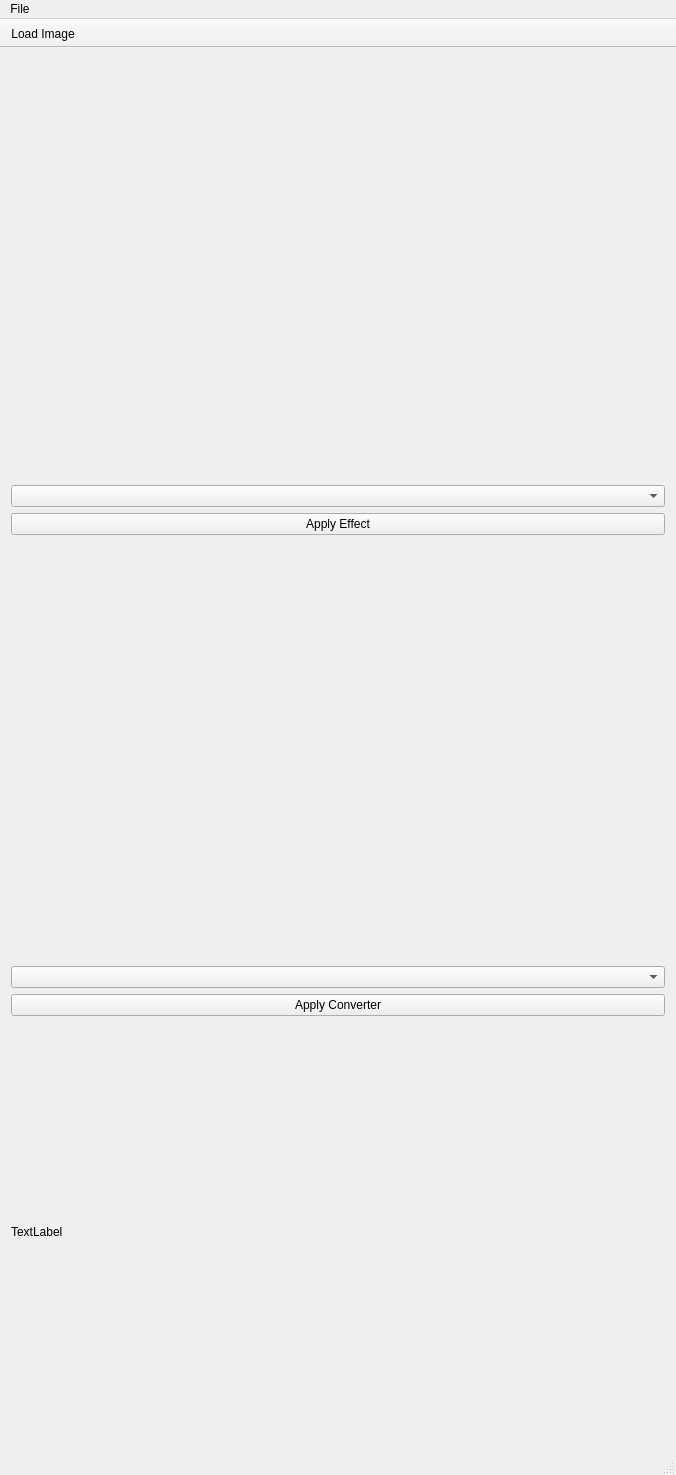
Spuddles/OpenCL-Testing, file ConverterTester/convertertester.ui: the form before one commit.
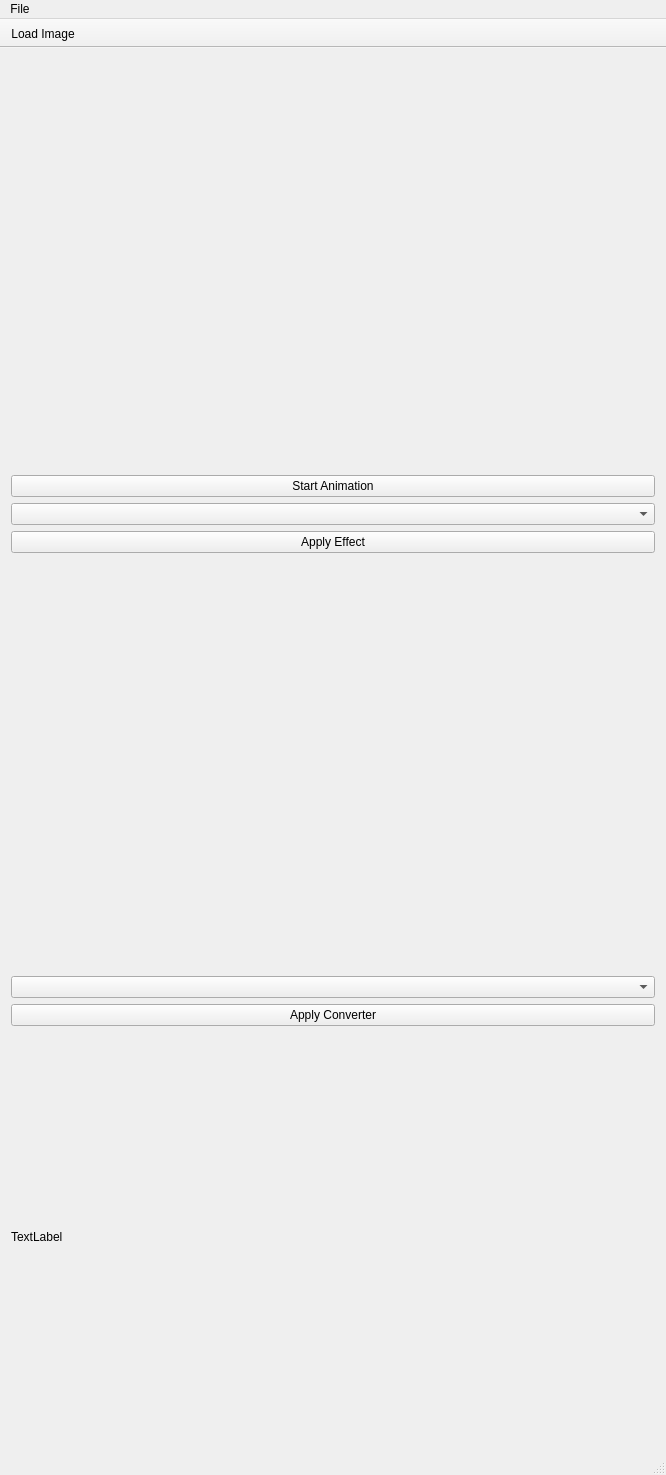
The form after the commit. Icons and pictures are not drawn.

The edit to the form file:
```diff
--- a/ConverterTester/convertertester.ui
+++ b/ConverterTester/convertertester.ui
@@ -6,7 +6,7 @@
    <rect>
     <x>0</x>
     <y>0</y>
-    <width>676</width>
+    <width>666</width>
     <height>1475</height>
    </rect>
   </property>
@@ -43,6 +43,13 @@
       </property>
      </widget>
     </item>
+    <item>
+     <widget class="QPushButton" name="startAnimation">
+      <property name="text">
+       <string>Start Animation</string>
+      </property>
+     </widget>
+    </item>
     <item>
      <widget class="QComboBox" name="effectComboBox"/>
     </item>
@@ -87,8 +94,8 @@
     <rect>
      <x>0</x>
      <y>0</y>
-     <width>676</width>
-     <height>38</height>
+     <width>666</width>
+     <height>31</height>
     </rect>
    </property>
    <widget class="QMenu" name="menuFile">
```
Left out of the diff: 25 changed lines with no effect on the pictures.
